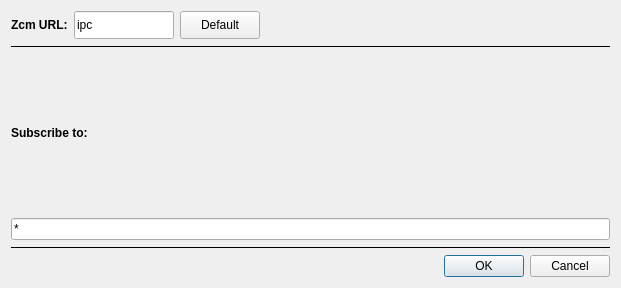
yuanzhongqiao/PlotJuggler, file plotjuggler_plugins/PluginsZcm/datastream_zcm.ui: the form before one commit.
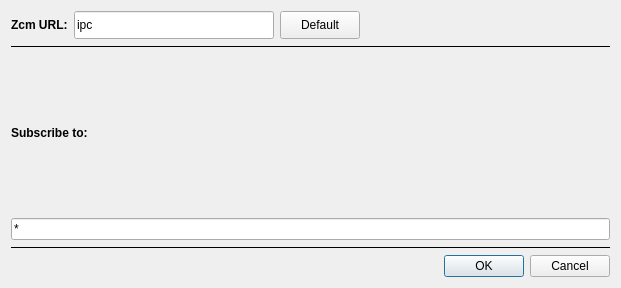
The form after the commit.

Commit message: Made transport text box wider

What changed in the file:
```diff
--- a/plotjuggler_plugins/PluginsZcm/datastream_zcm.ui
+++ b/plotjuggler_plugins/PluginsZcm/datastream_zcm.ui
@@ -27,7 +27,7 @@
       <widget class="QLineEdit" name="lineEditTransport">
        <property name="minimumSize">
         <size>
-         <width>0</width>
+         <width>200</width>
          <height>26</height>
         </size>
        </property>
```
